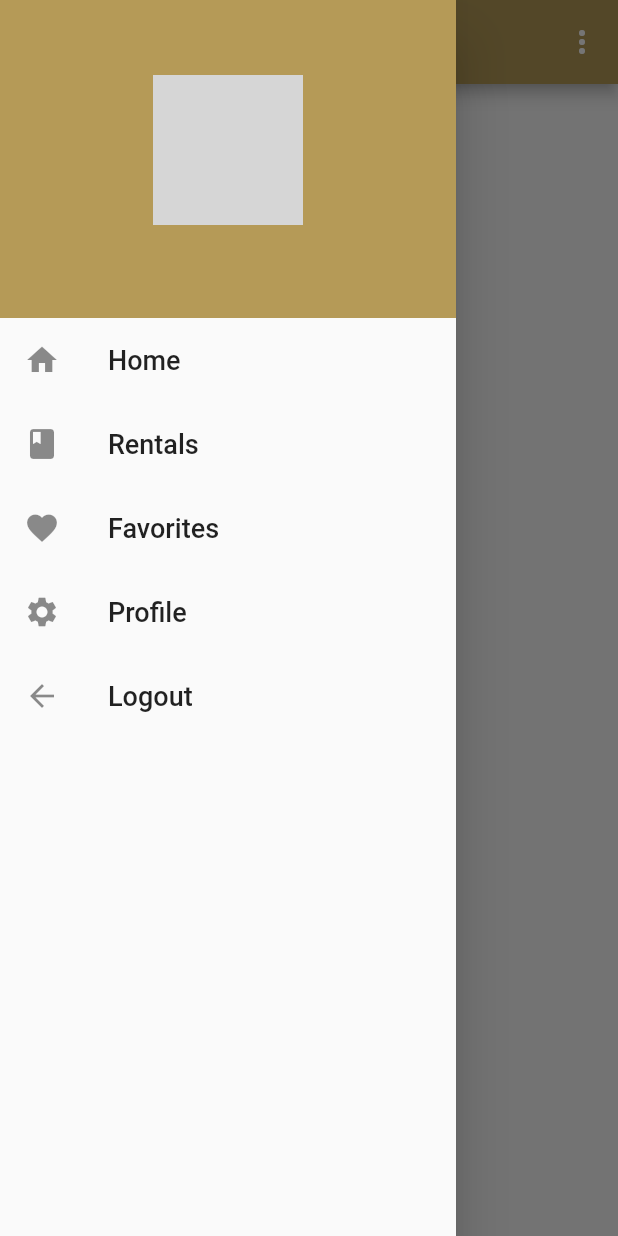
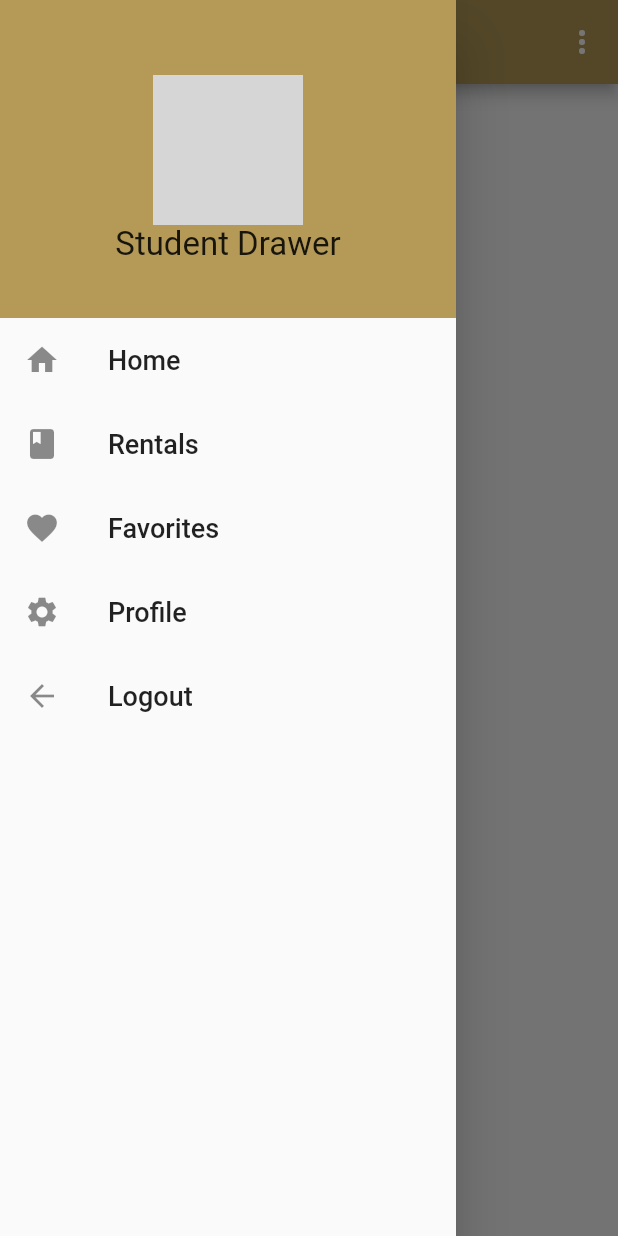
Before and after one commit to radatz/Libearian, a Flutter app: the BooksOverviewScreen screen opened directly, with the side drawer open, on a phone screen of 412 x 824 dp. Run offline on Flutter 3.47's test engine with Material 2 defaults, Android fonts, the phone set to English and light mode, and no system bars; our stand-ins replace cloud_firestore, firebase_auth, flutter_spinkit; accounts and stored records are empty; network calls fail; grey boxes are pictures that could not be loaded.

Commit message:
latest update

```diff
--- a/lib/Home.dart
+++ b/lib/Home.dart
@@ -2,9 +2,7 @@ import 'package:flutter/material.dart';
 import 'package:flutterloginproject/screens/book_details_screen.dart';
 import 'package:flutterloginproject/screens/books_overview_screen.dart';
 import 'auth.dart';
-import './NavDrawer.dart';
 import 'package:provider/provider.dart';
-import 'package:flutterloginproject/widgets/books_grid.dart';
 import 'package:flutterloginproject/providers/books.dart';
 import 'package:flutterloginproject/Profile_page.dart';
 import 'package:flutterloginproject/rentals.dart';
--- a/lib/NavDrawer.dart
+++ b/lib/NavDrawer.dart
@@ -73,30 +73,6 @@ class NavDrawer extends StatelessWidget {
                     },
                   ),
                   ListTile(
-                    leading: Icon(Icons.book),
-                    title: Text(
-                      'Rentals',
-                      style: TextStyle(
-                        fontSize: 18,
-                      ),
-                    ),
-                    onTap: () {
-                      Navigator.pushNamed(context, '/Rentals');
-                    },
-                  ),
-                  ListTile(
-                    leading: Icon(Icons.favorite),
-                    title: Text(
-                      'Favorites',
-                      style: TextStyle(
-                        fontSize: 18,
-                      ),
-                    ),
-                    onTap: () {
-                      Navigator.pushNamed(context, '/Favorites');
-                    },
-                  ),
-                  ListTile(
                     leading: Icon(Icons.settings),
                     title: Text(
                       'Profile',
@@ -120,7 +96,7 @@ class NavDrawer extends StatelessWidget {
                       await FirebaseAuth.instance.signOut();
 
                       print('you have successfully logged out');
-                      Navigator.of(context).pushReplacementNamed('/');// This might be causing a problem?
+                      Navigator.of(context).pushReplacementNamed('/'); // This might be causing a problem?
                     },
                   ),
                 ],
--- /dev/null
+++ b/lib/StudentNavDrawer.dart
@@ -0,0 +1,135 @@
+import 'package:firebase_auth/firebase_auth.dart';
+import 'package:flutter/material.dart';
+import 'package:flutterloginproject/user.dart';
+import 'package:provider/provider.dart';
+import 'package:flutterloginproject/database.dart';
+
+import 'load.dart';
+
+class StudentNavDrawer extends StatelessWidget {
+
+  @override
+  Widget build(BuildContext context) {
+    ErrorWidget.builder = (FlutterErrorDetails details) => Load(); //signout error
+    final user = Provider.of<User>(context);
+
+    return StreamBuilder<UserData>(
+        stream: Database(uid: user.uid).userData,
+        builder: (context, snapshot) {
+
+          UserData userData = snapshot.data;
+
+          if(snapshot.hasData){
+
+            return Drawer(
+
+                child: Column(
+                  children: <Widget>[
+                    Container(
+                      width: double.infinity,
+                      padding: EdgeInsets.all(20),
+                      color: Color.fromRGBO(181, 154, 87, 1),
+                      child: Center(
+                        child: Column(
+                          children: <Widget>[
+                            Container(
+                              width: 100,
+                              height: 100,
+                              margin: EdgeInsets.only(
+                                top: 30,
+                              ),
+                              decoration: BoxDecoration(
+                                shape: BoxShape.circle,
+                                image: DecorationImage(
+                                  image: NetworkImage(userData.pic),
+                                  fit: BoxFit.fill,
+                                ),
+                              ),
+                            ),
+                            Text(
+                              'Student Drawer',
+                              style: TextStyle(
+                                fontSize: 22,
+                              ),
+                            ),
+                            Text(userData.email),
+                          ],
+                        ),
+                      ),
+                    ),
+                    ListTile(
+                      leading:Icon(Icons.home),
+                      title: Text(
+                        'Home',
+                        style: TextStyle(
+                          fontSize: 18,
+                        ),
+                      ),
+                      onTap: (){
+                        Navigator.popUntil(context, ModalRoute.withName("/"));// Creates a route that blocks interaction with previous routes
+                        print('You have succesfully returned to home');
+
+                        // Clears all current routes and pushes to homepage, I am unsure if it actually clears all the routes but it says it does in the syntax i looked up
+                      },
+                    ),
+                    ListTile(
+                      leading: Icon(Icons.book),
+                      title: Text(
+                        'Rentals',
+                        style: TextStyle(
+                          fontSize: 18,
+                        ),
+                      ),
+                      onTap: () {
+                        Navigator.pushNamed(context, '/Rentals');
+                      },
+                    ),
+                    ListTile(
+                      leading: Icon(Icons.favorite),
+                      title: Text(
+                        'Favorites',
+                        style: TextStyle(
+                          fontSize: 18,
+                        ),
+                      ),
+                      onTap: () {
+                        Navigator.pushNamed(context, '/Favorites');
+                      },
+                    ),
+                    ListTile(
+                      leading: Icon(Icons.settings),
+                      title: Text(
+                        'Profile',
+                        style: TextStyle(
+                          fontSize: 18,
+                        ),
+                      ),
+                      onTap: () {
+                        Navigator.pushNamed(context, '/Profile');
+                      },
+                    ),
+                    ListTile(
+                      leading: Icon(Icons.arrow_back),
+                      title: Text(
+                        'Logout',
+                        style: TextStyle(
+                          fontSize: 18,
+                        ),
+                      ),
+                      onTap: () async {
+                        await FirebaseAuth.instance.signOut();
+
+                        print('you have successfully logged out');
+                        Navigator.of(context).pushReplacementNamed('/');// This might be causing a problem?
+                      },
+                    ),
+                  ],
+                )
+            );
+          } else {
+            return Load();
+          }
+        }
+    );
+  }
+}
--- a/lib/auth.dart
+++ b/lib/auth.dart
@@ -5,9 +5,6 @@
 import 'package:firebase_auth/firebase_auth.dart';
 import 'package:flutterloginproject/user.dart';
 import 'dart:async';
-import 'database.dart';
-import 'package:cloud_firestore/cloud_firestore.dart';
-import 'package:flutterloginproject/database.dart';
 
 abstract class BaseAuth{
   Future<String> signInWithEmailAndPassword(String email, String password);
--- a/lib/login_page.dart
+++ b/lib/login_page.dart
@@ -62,7 +62,7 @@ class _LoginPageState extends State<Loginpage>
           String userID = await widget.auth.createUserWithEmailAndPassword(_email, _password);
           print('Registered: $userID');
           widget.onSignedIn();
-          await Database(uid: userID).updateUserData('new user', _email, 'phone', 'https://cdn.pixabay.com/photo/2015/10/05/22/37/blank-profile-picture-973460_960_720.png');
+          await Database(uid: userID).updateUserData('new user', _email, 'phone', 'https://cdn.pixabay.com/photo/2015/10/05/22/37/blank-profile-picture-973460_960_720.png', false);
 
         }
 
--- a/lib/providers/book.dart
+++ b/lib/providers/book.dart
@@ -1,5 +1,6 @@
 import 'dart:convert';
 
+import 'package:cloud_firestore/cloud_firestore.dart';
 import 'package:flutter/foundation.dart';
 import 'package:http/http.dart' as http;
 
@@ -20,5 +21,4 @@ class Book with ChangeNotifier {
     @required this.imageUrl,
   });
 
-
 }
--- a/lib/screens/books_overview_screen.dart
+++ b/lib/screens/books_overview_screen.dart
@@ -1,8 +1,14 @@
+import 'package:firebase_auth/firebase_auth.dart';
 import 'package:flutter/material.dart';
 import 'package:provider/provider.dart';
 import '../NavDrawer.dart';
+import '../StudentNavDrawer.dart';
+import '../database.dart';
+import '../user.dart';
 import '../widgets/books_grid.dart';
 import '../providers/books.dart';
+import 'package:flutterloginproject/database.dart';
+import 'package:flutterloginproject/user.dart';
 
 enum FilterOptions {
   Favorites,
@@ -46,20 +52,26 @@ class _BooksOverviewScreenState extends State<BooksOverviewScreen> {
 
   @override
   Widget build(BuildContext context) {
+    final user = Provider.of<User>(context);
+
+    return StreamBuilder<UserData>(
+        stream: Database(uid: user.uid).userData,
+        builder: (context, snapshot) {
+
+          UserData userData = snapshot.data;
+
           return Scaffold(
             appBar: AppBar(
               title: Text('Libearian'),
               backgroundColor: Color.fromRGBO(181, 154, 87, 1),
               actions: <Widget>[
+
                 PopupMenuButton(
-            onSelected: (FilterOptions selectedValue) {
-              setState(() {
-                if (selectedValue == FilterOptions.Favorites) {
-                  _showOnlyFavorites = true;
-                } else {
-                  _showOnlyFavorites = false;
-                }
-              });
+                  onSelected: (FilterOptions selectedValue) async {
+                    await FirebaseAuth.instance.signOut();
+
+                    print('you have successfully logged out');
+                    Navigator.of(context).pushReplacementNamed('/');
                   },
                   icon: Icon(
                     Icons.more_vert,
@@ -77,8 +89,10 @@ class _BooksOverviewScreenState extends State<BooksOverviewScreen> {
                 ),
               ],
             ),
-      drawer: NavDrawer(),
+            drawer: userData.isAdmin ? NavDrawer() : StudentNavDrawer(),
             body: BooksGrid(),
           );
         }
+    );
   }
+}
--- a/lib/user.dart
+++ b/lib/user.dart
@@ -12,6 +12,7 @@ class UserData {
   final String email;
   final String phone;
   final String pic;
+  final bool isAdmin;
 
-  UserData({ this.uid, this.name, this.email, this.phone, this.pic});
+  UserData({ this.uid, this.name, this.email, this.phone, this.pic, this.isAdmin});
 }
```
Also changed, not shown: lib/Profile_forms.dart (+8 -0 lines), lib/database.dart (+34 -3 lines), lib/providers/books.dart (+39 -0 lines), lib/root.dart (+12 -15 lines), lib/screens/book_details_screen.dart (+10 -1 lines), lib/screens/student_books_overview_screen.dart (added, +84 -0 lines), lib/widgets/student_books_grid.dart (added, +37 -0 lines). Lines whose indentation alone changed are shown as unchanged.
